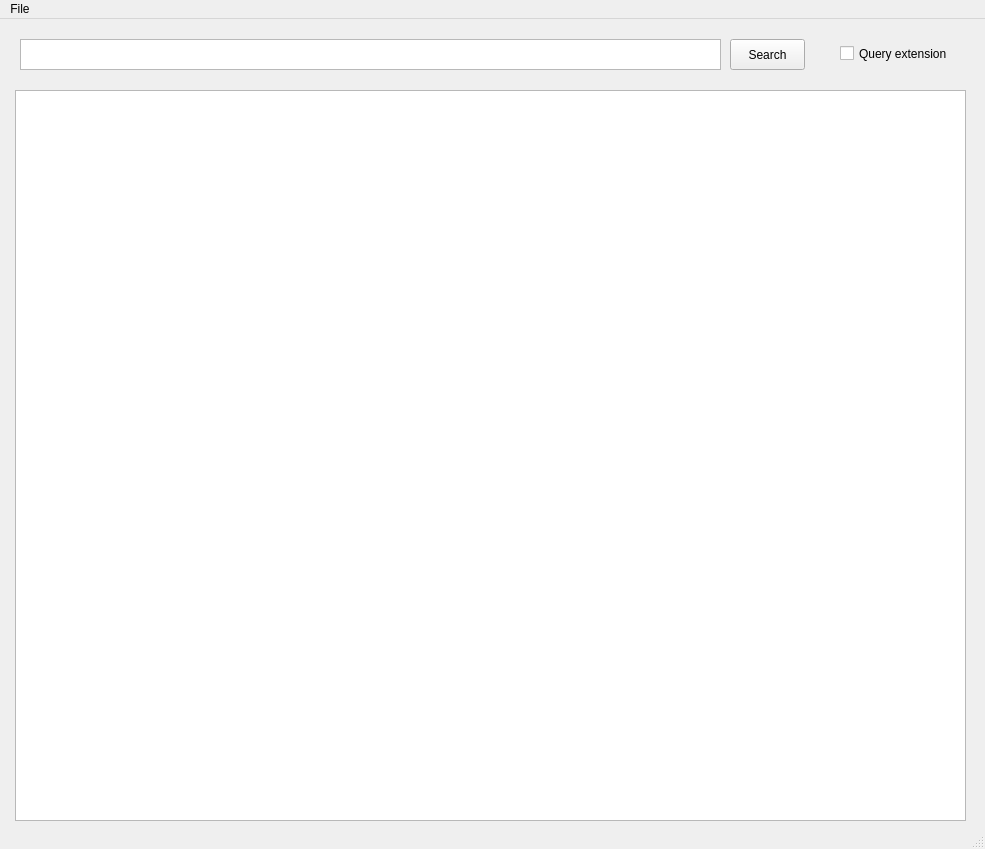
The window that untitled.ui (0Alice/Browser) describes before a commit, drawn with Qt 5.
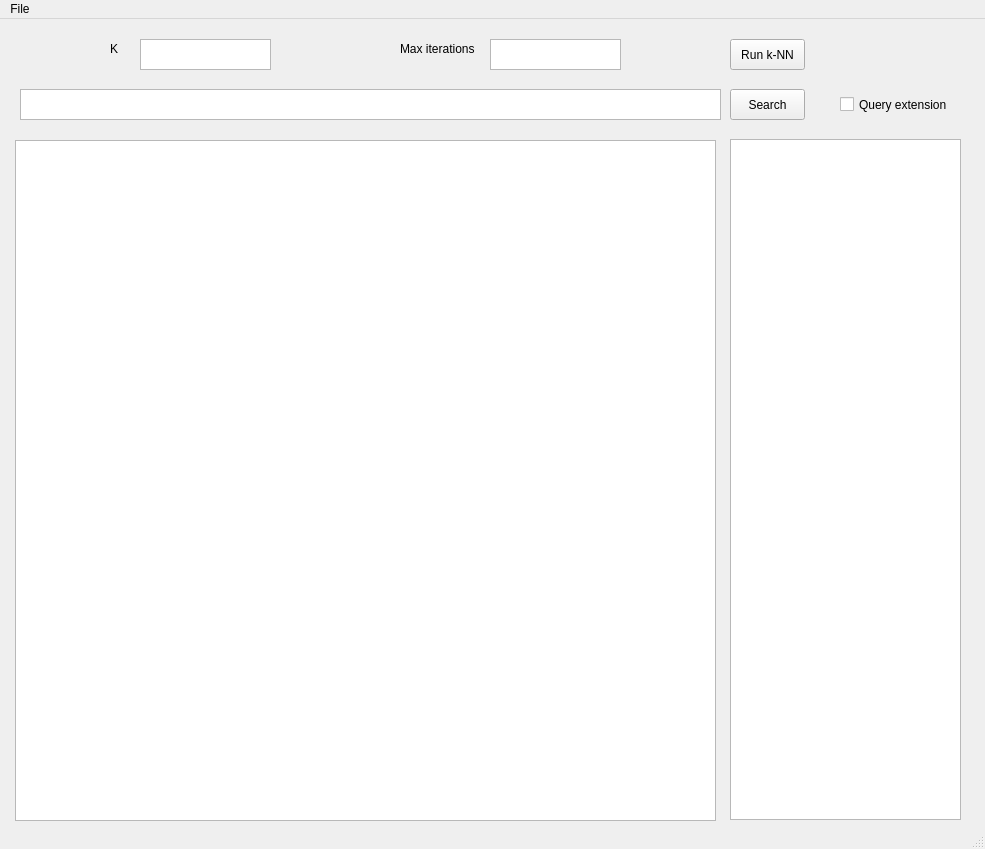
The same window after the commit.

```diff
--- a/untitled.ui
+++ b/untitled.ui
@@ -18,7 +18,7 @@
     <property name="geometry">
      <rect>
       <x>20</x>
-      <y>20</y>
+      <y>70</y>
       <width>701</width>
       <height>31</height>
      </rect>
@@ -28,7 +28,7 @@
     <property name="geometry">
      <rect>
       <x>730</x>
-      <y>20</y>
+      <y>70</y>
       <width>75</width>
       <height>31</height>
      </rect>
@@ -41,9 +41,9 @@
     <property name="geometry">
      <rect>
       <x>15</x>
-      <y>71</y>
-      <width>951</width>
-      <height>731</height>
+      <y>121</y>
+      <width>701</width>
+      <height>681</height>
      </rect>
     </property>
    </widget>
@@ -51,7 +51,7 @@
     <property name="geometry">
      <rect>
       <x>840</x>
-      <y>19</y>
+      <y>70</y>
       <width>121</width>
       <height>31</height>
      </rect>
@@ -60,6 +60,75 @@
      <string>Query extension</string>
     </property>
    </widget>
+   <widget class="QListWidget" name="listWidget">
+    <property name="geometry">
+     <rect>
+      <x>730</x>
+      <y>120</y>
+      <width>231</width>
+      <height>681</height>
+     </rect>
+    </property>
+   </widget>
+   <widget class="QTextEdit" name="textEdit_2">
+    <property name="geometry">
+     <rect>
+      <x>140</x>
+      <y>20</y>
+      <width>131</width>
+      <height>31</height>
+     </rect>
+    </property>
+   </widget>
+   <widget class="QTextEdit" name="textEdit_3">
+    <property name="geometry">
+     <rect>
+      <x>490</x>
+      <y>20</y>
+      <width>131</width>
+      <height>31</height>
+     </rect>
+    </property>
+   </widget>
+   <widget class="QLabel" name="label">
+    <property name="geometry">
+     <rect>
+      <x>110</x>
+      <y>20</y>
+      <width>20</width>
+      <height>20</height>
+     </rect>
+    </property>
+    <property name="text">
+     <string>K</string>
+    </property>
+   </widget>
+   <widget class="QLabel" name="label_2">
+    <property name="geometry">
+     <rect>
+      <x>400</x>
+      <y>20</y>
+      <width>91</width>
+      <height>20</height>
+     </rect>
+    </property>
+    <property name="text">
+     <string>Max iterations</string>
+    </property>
+   </widget>
+   <widget class="QPushButton" name="pushButton_2">
+    <property name="geometry">
+     <rect>
+      <x>730</x>
+      <y>20</y>
+      <width>75</width>
+      <height>31</height>
+     </rect>
+    </property>
+    <property name="text">
+     <string>Run k-NN</string>
+    </property>
+   </widget>
   </widget>
   <widget class="QMenuBar" name="menubar">
    <property name="geometry">
```
